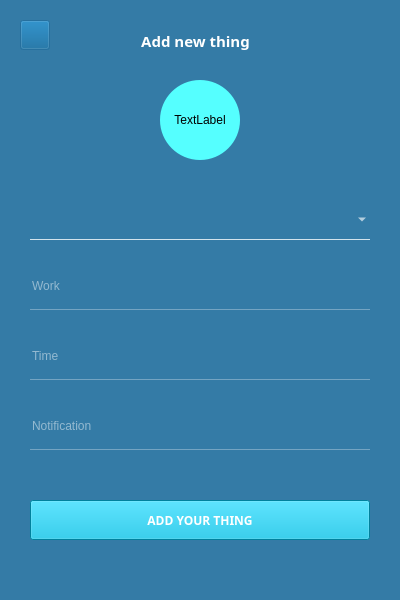
First picture: the form in addlistUI.ui, repository leejh7/SWP2AD, before the edit.
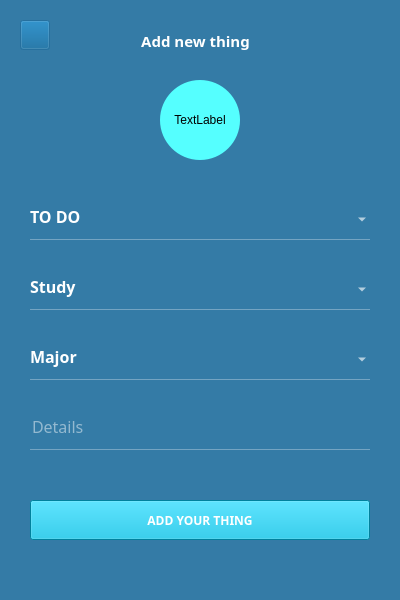
Second picture: the form after the edit. Icons and pictures are not drawn.

```diff
--- a/addlistUI.ui
+++ b/addlistUI.ui
@@ -22,6 +22,11 @@
      <height>600</height>
     </rect>
    </property>
+   <property name="font">
+    <font>
+     <stylestrategy>PreferDefault</stylestrategy>
+    </font>
+   </property>
    <property name="styleSheet">
     <string notr="true">background-color: rgba(0, 90, 145, 200);</string>
    </property>
@@ -102,61 +107,48 @@
      <height>40</height>
     </rect>
    </property>
+   <property name="font">
+    <font>
+     <family>나눔고딕</family>
+     <pointsize>12</pointsize>
+     <weight>75</weight>
+     <bold>true</bold>
+    </font>
+   </property>
+   <property name="accessibleName">
+    <string/>
+   </property>
    <property name="styleSheet">
     <string notr="true">background-color: rgba(0, 90, 145, 0);
 border:none;
-border-bottom: 1px solid rgba(255, 255, 255, 200);
+border-bottom: 1px solid rgba(255, 255, 255, 80);
 color: rgba(255, 255, 255, 255);
-padding-bottom:7px;</string>
+padding-bottom:7px;
+selection-color: rgb(255, 255, 255);
+selection-background-color: rgb(0, 0, 0);
+gridline-color: rgb(255, 255, 255);</string>
    </property>
    <property name="currentIndex">
-    <number>-1</number>
+    <number>0</number>
    </property>
-  </widget>
-  <widget class="QLineEdit" name="lineEdit">
-   <property name="geometry">
-    <rect>
-     <x>30</x>
-     <y>270</y>
-     <width>340</width>
-     <height>40</height>
-    </rect>
+   <property name="iconSize">
+    <size>
+     <width>12</width>
+     <height>12</height>
+    </size>
    </property>
-   <property name="styleSheet">
-    <string notr="true">background-color: rgba(0, 90, 145, 0);
-border:none;
-border-bottom: 1px solid rgba(255, 255, 255, 80);
-color: rgba(255, 255, 255, 240);
-padding-bottom:7px;</string>
-   </property>
-   <property name="text">
-    <string/>
-   </property>
-   <property name="placeholderText">
-    <string>Work</string>
-   </property>
+   <item>
+    <property name="text">
+     <string>TO DO</string>
+    </property>
+   </item>
+   <item>
+    <property name="text">
+     <string>IN PROGRESS</string>
+    </property>
+   </item>
   </widget>
-  <widget class="QLineEdit" name="lineEdit_2">
-   <property name="geometry">
-    <rect>
-     <x>30</x>
-     <y>340</y>
-     <width>340</width>
-     <height>40</height>
-    </rect>
-   </property>
-   <property name="styleSheet">
-    <string notr="true">background-color: rgba(0, 90, 145, 0);
-border:none;
-border-bottom: 1px solid rgba(255, 255, 255, 80);
-color: rgba(255, 255, 255, 240);
-padding-bottom:7px;</string>
-   </property>
-   <property name="placeholderText">
-    <string>Time</string>
-   </property>
-  </widget>
-  <widget class="QLineEdit" name="lineEdit_3">
+  <widget class="QLineEdit" name="detailsLineEdit">
    <property name="geometry">
     <rect>
      <x>30</x>
@@ -165,6 +157,12 @@
      <height>40</height>
     </rect>
    </property>
+   <property name="font">
+    <font>
+     <family>나눔고딕</family>
+     <pointsize>12</pointsize>
+    </font>
+   </property>
    <property name="styleSheet">
     <string notr="true">background-color: rgba(0, 90, 145, 0);
 border:none;
@@ -173,7 +171,7 @@
 padding-bottom:7px;</string>
    </property>
    <property name="placeholderText">
-    <string>Notification</string>
+    <string>Details</string>
    </property>
   </widget>
   <widget class="QPushButton" name="completeadditemButton">
@@ -200,6 +198,117 @@
     <string>ADD YOUR THING</string>
    </property>
   </widget>
+  <widget class="QComboBox" name="worktypeComboBox">
+   <property name="geometry">
+    <rect>
+     <x>30</x>
+     <y>270</y>
+     <width>340</width>
+     <height>40</height>
+    </rect>
+   </property>
+   <property name="font">
+    <font>
+     <family>나눔고딕</family>
+     <pointsize>12</pointsize>
+     <weight>75</weight>
+     <bold>true</bold>
+    </font>
+   </property>
+   <property name="accessibleName">
+    <string/>
+   </property>
+   <property name="styleSheet">
+    <string notr="true">background-color: rgba(0, 90, 145, 0);
+border:none;
+border-bottom: 1px solid rgba(255, 255, 255, 80);
+color: rgba(255, 255, 255, 255);
+padding-bottom:7px;
+selection-color: rgb(255, 255, 255);
+selection-background-color: rgb(0, 0, 0);
+gridline-color: rgb(255, 255, 255);</string>
+   </property>
+   <property name="currentIndex">
+    <number>0</number>
+   </property>
+   <item>
+    <property name="text">
+     <string>Study</string>
+    </property>
+   </item>
+   <item>
+    <property name="text">
+     <string>Cleaning</string>
+    </property>
+   </item>
+   <item>
+    <property name="text">
+     <string>Exercise</string>
+    </property>
+   </item>
+   <item>
+    <property name="text">
+     <string>Rest</string>
+    </property>
+   </item>
+   <item>
+    <property name="text">
+     <string>Reading</string>
+    </property>
+   </item>
+  </widget>
+  <widget class="QComboBox" name="importanceComboBox">
+   <property name="geometry">
+    <rect>
+     <x>30</x>
+     <y>340</y>
+     <width>340</width>
+     <height>40</height>
+    </rect>
+   </property>
+   <property name="font">
+    <font>
+     <family>나눔고딕</family>
+     <pointsize>12</pointsize>
+     <weight>75</weight>
+     <bold>true</bold>
+    </font>
+   </property>
+   <property name="cursor">
+    <cursorShape>ArrowCursor</cursorShape>
+   </property>
+   <property name="accessibleName">
+    <string/>
+   </property>
+   <property name="styleSheet">
+    <string notr="true">background-color: rgba(0, 90, 145, 0);
+border:none;
+border-bottom: 1px solid rgba(255, 255, 255, 80);
+color: rgba(255, 255, 255, 255);
+padding-bottom:7px;
+selection-color: rgb(255, 255, 255);
+selection-background-color: rgb(0, 0, 0);
+gridline-color: rgb(255, 255, 255);</string>
+   </property>
+   <property name="currentIndex">
+    <number>0</number>
+   </property>
+   <item>
+    <property name="text">
+     <string>Major</string>
+    </property>
+   </item>
+   <item>
+    <property name="text">
+     <string>Normal</string>
+    </property>
+   </item>
+   <item>
+    <property name="text">
+     <string>Minor</string>
+    </property>
+   </item>
+  </widget>
  </widget>
  <tabstops>
   <tabstop>comboBox</tabstop>
```
Left out of the diff: 17 changed lines with no effect on the pictures.
